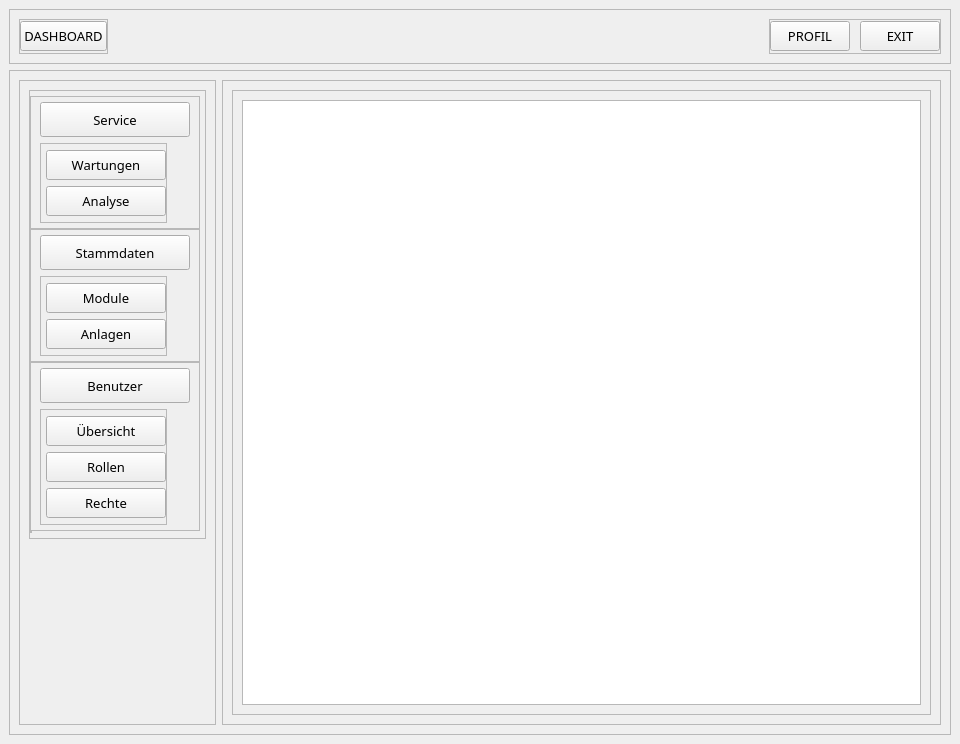
Qt form src/ui/forms/mainwindow.ui (creativeSloth/SUN_Maintenance) before a commit.
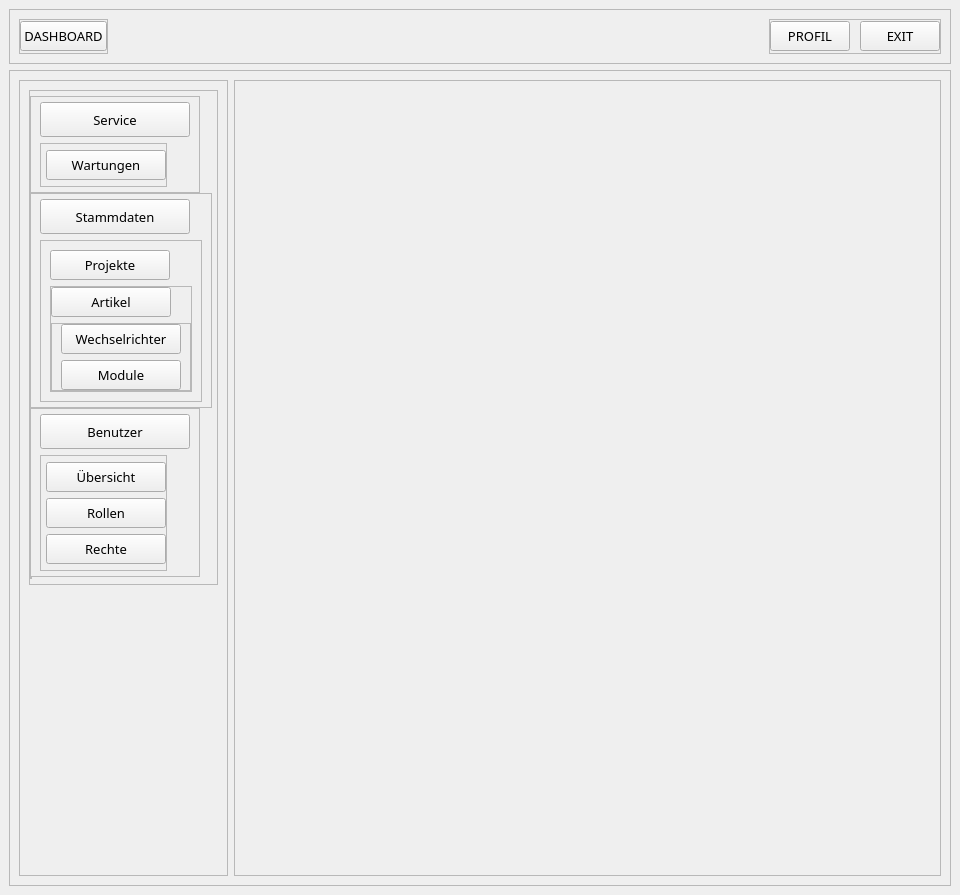
The same form after that commit.

Commit message: tweaked gui structure a biot and added some infos and tables to the database model

```diff
--- a/src/ui/forms/mainwindow.ui
+++ b/src/ui/forms/mainwindow.ui
@@ -7,7 +7,7 @@
     <x>0</x>
     <y>0</y>
     <width>960</width>
-    <height>744</height>
+    <height>895</height>
    </rect>
   </property>
   <property name="sizePolicy">
@@ -279,7 +279,7 @@
              <property name="bottomMargin">
               <number>5</number>
              </property>
-             <item alignment="Qt::AlignHCenter|Qt::AlignTop">
+             <item alignment="Qt::AlignLeft|Qt::AlignTop">
               <widget class="QFrame" name="frame_8">
                <property name="sizePolicy">
                 <sizepolicy hsizetype="Minimum" vsizetype="Minimum">
@@ -318,7 +318,7 @@
                 <property name="bottomMargin">
                  <number>5</number>
                 </property>
-                <item alignment="Qt::AlignHCenter|Qt::AlignTop">
+                <item alignment="Qt::AlignLeft|Qt::AlignTop">
                  <widget class="QPushButton" name="menu_service_btn">
                   <property name="sizePolicy">
                    <sizepolicy hsizetype="Expanding" vsizetype="Fixed">
@@ -389,32 +389,13 @@
                      </property>
                     </widget>
                    </item>
-                   <item alignment="Qt::AlignHCenter|Qt::AlignTop">
-                    <widget class="QPushButton" name="menu_service_analysis_btn">
-                     <property name="minimumSize">
-                      <size>
-                       <width>120</width>
-                       <height>30</height>
-                      </size>
-                     </property>
-                     <property name="maximumSize">
-                      <size>
-                       <width>120</width>
-                       <height>30</height>
-                      </size>
-                     </property>
-                     <property name="text">
-                      <string>Analyse</string>
-                     </property>
-                    </widget>
-                   </item>
                   </layout>
                  </widget>
                 </item>
                </layout>
               </widget>
              </item>
-             <item alignment="Qt::AlignHCenter|Qt::AlignTop">
+             <item alignment="Qt::AlignLeft|Qt::AlignTop">
               <widget class="QFrame" name="frame_5">
                <property name="sizePolicy">
                 <sizepolicy hsizetype="MinimumExpanding" vsizetype="Minimum">
@@ -447,7 +428,7 @@
                 <property name="bottomMargin">
                  <number>5</number>
                 </property>
-                <item alignment="Qt::AlignHCenter">
+                <item alignment="Qt::AlignLeft">
                  <widget class="QPushButton" name="menu_ref_dat_btn">
                   <property name="sizePolicy">
                    <sizepolicy hsizetype="Expanding" vsizetype="Fixed">
@@ -487,20 +468,8 @@
                    <enum>QFrame::Raised</enum>
                   </property>
                   <layout class="QVBoxLayout" name="verticalLayout_6">
-                   <property name="leftMargin">
-                    <number>5</number>
-                   </property>
-                   <property name="topMargin">
-                    <number>6</number>
-                   </property>
-                   <property name="rightMargin">
-                    <number>0</number>
-                   </property>
-                   <property name="bottomMargin">
-                    <number>6</number>
-                   </property>
-                   <item alignment="Qt::AlignHCenter">
-                    <widget class="QPushButton" name="menu_ref_dat_mod_lib_btn">
+                   <item>
+                    <widget class="QPushButton" name="menu_projects_btn">
                      <property name="minimumSize">
                       <size>
                        <width>120</width>
@@ -514,27 +483,116 @@
                       </size>
                      </property>
                      <property name="text">
-                      <string>Module</string>
+                      <string>Projekte</string>
                      </property>
                     </widget>
                    </item>
-                   <item alignment="Qt::AlignHCenter">
-                    <widget class="QPushButton" name="menu_ref_dat_pv_facs_btn">
-                     <property name="minimumSize">
-                      <size>
-                       <width>120</width>
-                       <height>30</height>
-                      </size>
+                   <item>
+                    <widget class="QFrame" name="frame_9">
+                     <property name="frameShape">
+                      <enum>QFrame::StyledPanel</enum>
                      </property>
-                     <property name="maximumSize">
-                      <size>
-                       <width>120</width>
-                       <height>30</height>
-                      </size>
+                     <property name="frameShadow">
+                      <enum>QFrame::Raised</enum>
                      </property>
-                     <property name="text">
-                      <string>Anlagen</string>
-                     </property>
+                     <layout class="QVBoxLayout" name="verticalLayout_14">
+                      <property name="leftMargin">
+                       <number>0</number>
+                      </property>
+                      <property name="topMargin">
+                       <number>0</number>
+                      </property>
+                      <property name="rightMargin">
+                       <number>0</number>
+                      </property>
+                      <property name="bottomMargin">
+                       <number>0</number>
+                      </property>
+                      <item>
+                       <widget class="QPushButton" name="menu_articles_btn">
+                        <property name="minimumSize">
+                         <size>
+                          <width>120</width>
+                          <height>30</height>
+                         </size>
+                        </property>
+                        <property name="maximumSize">
+                         <size>
+                          <width>120</width>
+                          <height>30</height>
+                         </size>
+                        </property>
+                        <property name="text">
+                         <string>Artikel</string>
+                        </property>
+                       </widget>
+                      </item>
+                      <item alignment="Qt::AlignLeft">
+                       <widget class="QFrame" name="articles_dropdown">
+                        <property name="enabled">
+                         <bool>true</bool>
+                        </property>
+                        <property name="sizePolicy">
+                         <sizepolicy hsizetype="Minimum" vsizetype="Minimum">
+                          <horstretch>0</horstretch>
+                          <verstretch>0</verstretch>
+                         </sizepolicy>
+                        </property>
+                        <property name="frameShape">
+                         <enum>QFrame::StyledPanel</enum>
+                        </property>
+                        <property name="frameShadow">
+                         <enum>QFrame::Raised</enum>
+                        </property>
+                        <layout class="QVBoxLayout" name="verticalLayout_15">
+                         <property name="topMargin">
+                          <number>0</number>
+                         </property>
+                         <property name="bottomMargin">
+                          <number>0</number>
+                         </property>
+                         <item>
+                          <widget class="QPushButton" name="menu_inverters_btn">
+                           <property name="minimumSize">
+                            <size>
+                             <width>120</width>
+                             <height>30</height>
+                            </size>
+                           </property>
+                           <property name="maximumSize">
+                            <size>
+                             <width>120</width>
+                             <height>30</height>
+                            </size>
+                           </property>
+                           <property name="text">
+                            <string>Wechselrichter</string>
+                           </property>
+                          </widget>
+                         </item>
+                         <item>
+                          <widget class="QPushButton" name="menu_modules_btn">
+                           <property name="minimumSize">
+                            <size>
+                             <width>120</width>
+                             <height>30</height>
+                            </size>
+                           </property>
+                           <property name="maximumSize">
+                            <size>
+                             <width>120</width>
+                             <height>30</height>
+                            </size>
+                           </property>
+                           <property name="text">
+                            <string>Module</string>
+                           </property>
+                          </widget>
+                         </item>
+                        </layout>
+                       </widget>
+                      </item>
+                     </layout>
                     </widget>
                    </item>
                   </layout>
@@ -543,7 +601,7 @@
                </layout>
               </widget>
              </item>
-             <item alignment="Qt::AlignHCenter|Qt::AlignTop">
+             <item alignment="Qt::AlignLeft|Qt::AlignTop">
               <widget class="QFrame" name="frame_3">
                <property name="sizePolicy">
                 <sizepolicy hsizetype="Minimum" vsizetype="Minimum">
@@ -576,7 +634,7 @@
                 <property name="bottomMargin">
                  <number>5</number>
                 </property>
-                <item alignment="Qt::AlignHCenter|Qt::AlignTop">
+                <item alignment="Qt::AlignLeft|Qt::AlignTop">
                  <widget class="QPushButton" name="menu_usr_btn">
                   <property name="sizePolicy">
                    <sizepolicy hsizetype="Expanding" vsizetype="Fixed">
@@ -766,7 +824,7 @@
              </sizepolicy>
             </property>
             <property name="currentIndex">
-             <number>1</number>
+             <number>7</number>
             </property>
             <widget class="QWidget" name="dashboard"/>
             <widget class="QWidget" name="usr_overview_page">
@@ -806,8 +864,10 @@
             </widget>
             <widget class="QWidget" name="usr_roles_page"/>
             <widget class="QWidget" name="usr_permissions_page"/>
-            <widget class="QWidget" name="ref_dat_mod_lib_page"/>
-            <widget class="QWidget" name="ref_dat_pv_facs_page"/>
+            <widget class="QWidget" name="projects_page"/>
+            <widget class="QWidget" name="articles_page"/>
+            <widget class="QWidget" name="inverters_page"/>
+            <widget class="QWidget" name="modules_page"/>
             <widget class="QWidget" name="service_maint_page"/>
             <widget class="QWidget" name="service_analysis_page"/>
            </widget>
```
The commit also changes 6 other files.
